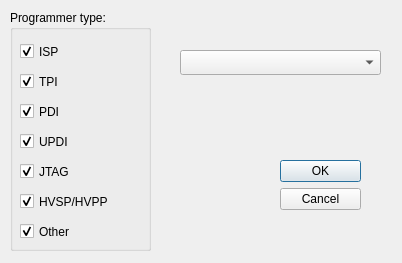
avrdudes/avrdude, file src/python/programmer.ui: the form before one commit.
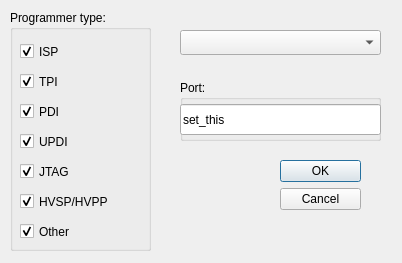
The form after the commit.

Commit message:
Add programmer port selection, and starting programmer
Port names are automatically filled in for USB and linuxgpio programmers.

When all of programmer type, port name, and device are selected, try
to connect to the programmer.

```diff
--- a/src/python/programmer.ui
+++ b/src/python/programmer.ui
@@ -158,12 +158,38 @@
    <property name="geometry">
     <rect>
      <x>180</x>
-     <y>50</y>
+     <y>30</y>
      <width>201</width>
      <height>25</height>
     </rect>
    </property>
   </widget>
+  <widget class="QGroupBox" name="groupBox_2">
+   <property name="geometry">
+    <rect>
+     <x>180</x>
+     <y>80</y>
+     <width>201</width>
+     <height>61</height>
+    </rect>
+   </property>
+   <property name="title">
+    <string>Port:</string>
+   </property>
+   <widget class="QLineEdit" name="port">
+    <property name="geometry">
+     <rect>
+      <x>0</x>
+      <y>24</y>
+      <width>201</width>
+      <height>31</height>
+     </rect>
+    </property>
+    <property name="text">
+     <string>set_this</string>
+    </property>
+   </widget>
+  </widget>
  </widget>
  <resources/>
  <connections>
```
The commit also changes 1 other file.
